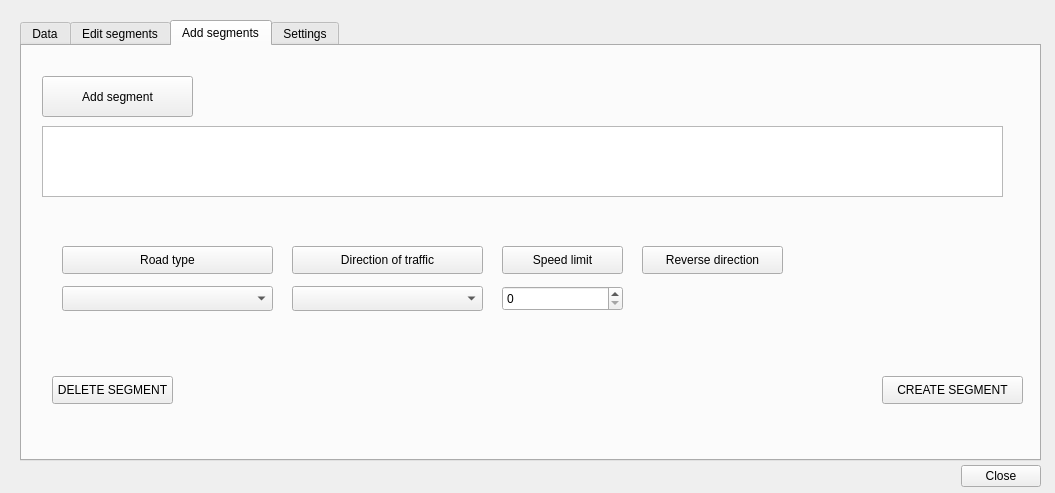
The window that osm_routing_editor_dialog_base.ui (tuskjant/OSMEditorForRouting) describes before a commit, drawn with Qt 5.
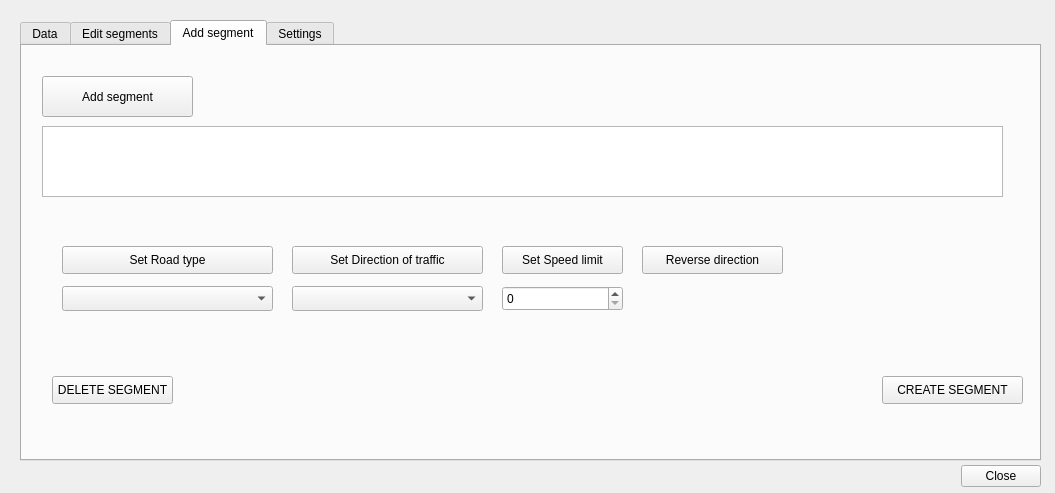
The same window after the commit. The open tabs and pages were chosen to show the change. Custom widgets are drawn as their Qt base class.

Commit message: Add segment functionality: connection to database and insertion of ways - nodes values. Completed add segment functionality

Diff of the .ui file:
```diff
--- a/osm_routing_editor_dialog_base.ui
+++ b/osm_routing_editor_dialog_base.ui
@@ -253,7 +253,7 @@
    </widget>
    <widget class="QWidget" name="tab_4">
     <attribute name="title">
-     <string>Add segments</string>
+     <string>Add segment</string>
     </attribute>
     <widget class="QPushButton" name="pushButton_addSegment">
      <property name="geometry">
@@ -288,7 +288,7 @@
       </rect>
      </property>
      <property name="text">
-      <string>Road type</string>
+      <string>Set Road type</string>
      </property>
     </widget>
     <widget class="QComboBox" name="comboBoxRoadType">
@@ -321,7 +321,7 @@
       </rect>
      </property>
      <property name="text">
-      <string>Direction of traffic</string>
+      <string>Set Direction of traffic</string>
      </property>
     </widget>
     <widget class="QSpinBox" name="spinBoxSpeed_2">
@@ -350,7 +350,7 @@
       </rect>
      </property>
      <property name="text">
-      <string>Speed limit</string>
+      <string>Set Speed limit</string>
      </property>
     </widget>
     <widget class="QPushButton" name="pushButton_Reverse">
```
Left out of the diff: 2 changed lines with no effect on the pictures. The commit also changes 3 other files.
